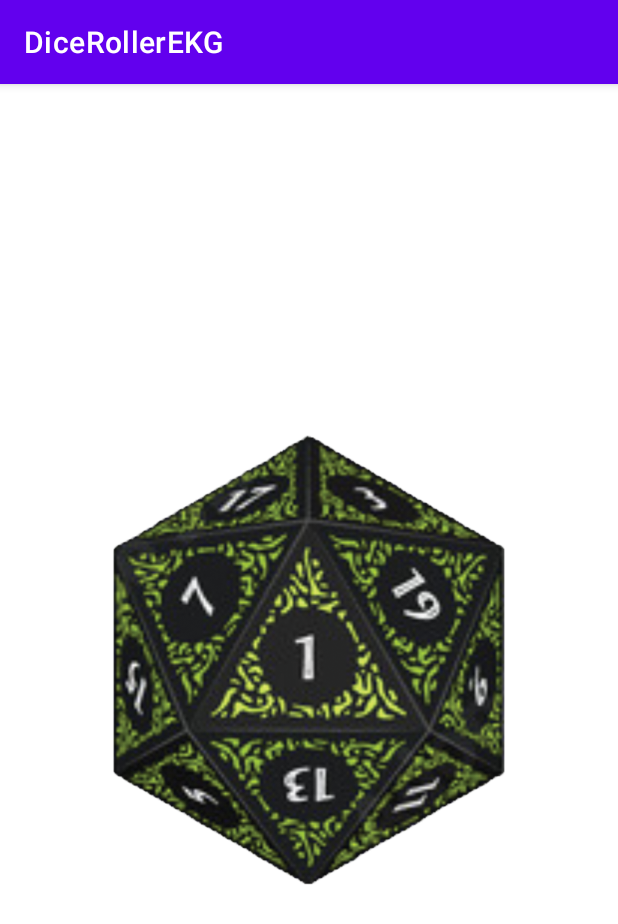
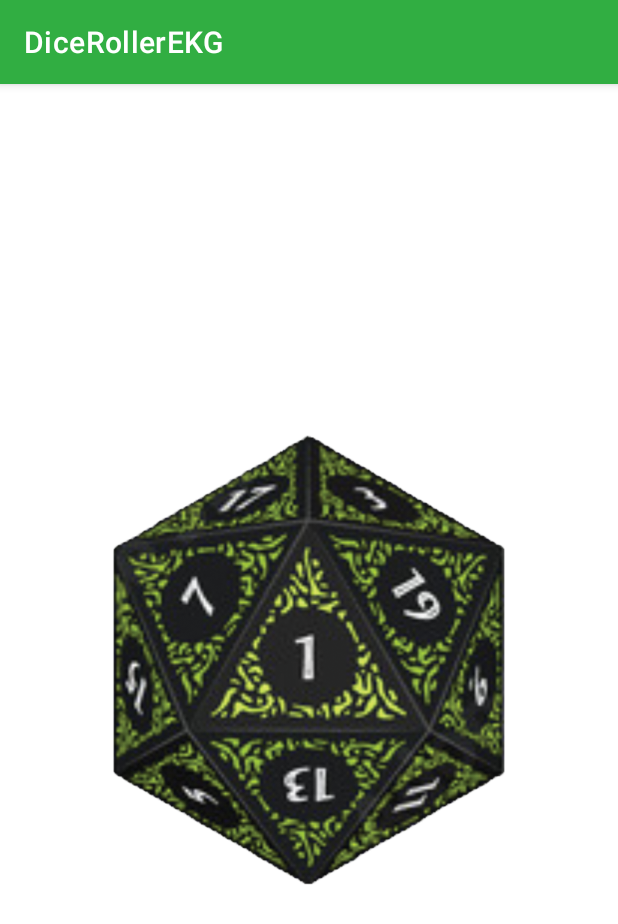
Before and after one commit to evangrau/DiceRollerEKG, an Android app: the screen it shows after launch (MainActivity), on a phone screen of 412 x 824 dp. Shown: the top 924 px of the screen. Run offline under Robolectric (Android 15) with nearby library versions, the phone set to English and light mode, and no system bars.

Commit message:
finishing touches

```diff
--- a/app/src/main/AndroidManifest.xml
+++ b/app/src/main/AndroidManifest.xml
@@ -12,7 +12,7 @@
         android:label="@string/app_name"
         android:roundIcon="@drawable/d20_20"
         android:supportsRtl="true"
-        android:theme="@style/Theme.DiceRollerEKG"
+        android:theme="@style/CustomTheme"
         tools:targetApi="31">
         <activity
             android:name=".LaunchActivity"
--- a/app/src/main/java/com/example/dicerollerekg/MainActivity.java
+++ b/app/src/main/java/com/example/dicerollerekg/MainActivity.java
@@ -49,6 +49,7 @@ public class MainActivity extends AppCompatActivity implements SensorEventListen
             isAccelerometerSensorAvailable = false;
         }
 
+        // These break the app so they're going to stay commented out
 //        tap_roll.setOnCompletionListener(new MediaPlayer.OnCompletionListener() {
 //            @Override
 //            public void onCompletion(MediaPlayer mediaPlayer) {
--- a/app/src/main/res/layout/activity_main.xml
+++ b/app/src/main/res/layout/activity_main.xml
@@ -8,9 +8,13 @@
 
     <TextView
         android:id="@+id/criticalHit"
-        android:layout_width="wrap_content"
-        android:layout_height="wrap_content"
+        android:layout_width="211dp"
+        android:layout_height="40dp"
+        android:fontFamily="sans-serif-smallcaps"
         android:text="@string/crit_hit"
+        android:textAlignment="center"
+        android:textSize="34sp"
+        android:textStyle="bold|italic"
         android:visibility="invisible"
         app:layout_constraintBottom_toBottomOf="parent"
         app:layout_constraintEnd_toEndOf="parent"
@@ -30,9 +34,14 @@
 
     <TextView
         android:id="@+id/criticalMiss"
-        android:layout_width="wrap_content"
-        android:layout_height="wrap_content"
+        android:layout_width="227dp"
+        android:layout_height="43dp"
+        android:fontFamily="sans-serif-smallcaps"
         android:text="@string/crit_miss"
+        android:textAlignment="center"
+        android:textAllCaps="false"
+        android:textSize="34sp"
+        android:textStyle="bold|italic"
         android:visibility="invisible"
         app:layout_constraintBottom_toBottomOf="parent"
         app:layout_constraintEnd_toEndOf="parent"
--- a/app/src/main/res/values/colors.xml
+++ b/app/src/main/res/values/colors.xml
@@ -7,4 +7,7 @@
     <color name="teal_700">#FF018786</color>
     <color name="black">#FF000000</color>
     <color name="white">#FFFFFFFF</color>
+    <color name="custom_greenDark">#12700B</color>
+    <color name="custom_green">#31AE42</color>
+    <color name="ekg_customPurple">#4B325A</color>
 </resources>
--- a/app/src/main/res/values/themes.xml
+++ b/app/src/main/res/values/themes.xml
@@ -13,6 +13,11 @@
         <item name="android:statusBarColor">?attr/colorPrimaryVariant</item>
         <!-- Customize your theme here. -->
     </style>
+    <style name="CustomTheme" parent="Theme.MaterialComponents.DayNight.DarkActionBar">
+        <item name="colorPrimary">@color/custom_green</item>
+        <item name="colorPrimaryDark">@color/custom_greenDark</item>
+        <item name="colorAccent">@color/ekg_customPurple</item>
+    </style>
     <style name="LaunchTheme" parent="Theme.AppCompat.NoActionBar">
         <item name="android:windowBackground">@drawable/droid20_ekg</item>
     </style>
```
